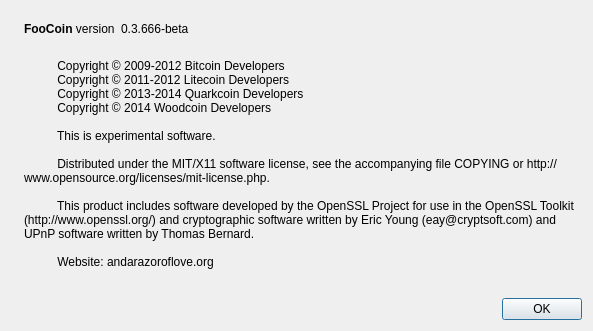
First picture: the form in src/qt/forms/aboutdialog.ui, repository AKIo0O/woodcoin, before the edit.
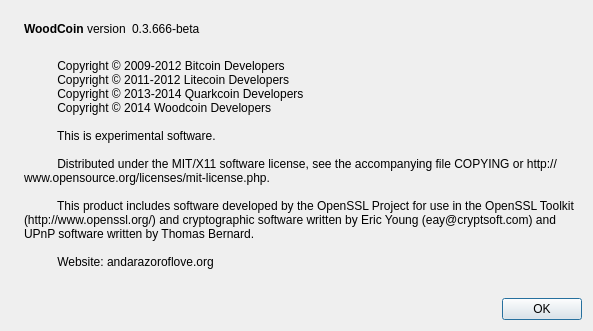
Second picture: the form after the edit. Icons and pictures are not drawn.

The edit to the form file:
```diff
--- a/src/qt/forms/aboutdialog.ui
+++ b/src/qt/forms/aboutdialog.ui
@@ -50,7 +50,7 @@
           <cursorShape>IBeamCursor</cursorShape>
          </property>
          <property name="text">
-          <string>&lt;b&gt;FooCoin&lt;/b&gt; version</string>
+          <string>&lt;b&gt;WoodCoin&lt;/b&gt; version</string>
          </property>
          <property name="textInteractionFlags">
           <set>Qt::LinksAccessibleByMouse|Qt::TextSelectableByKeyboard|Qt::TextSelectableByMouse</set>
```
Left out of the diff: 2 changed lines with no effect on the pictures.
